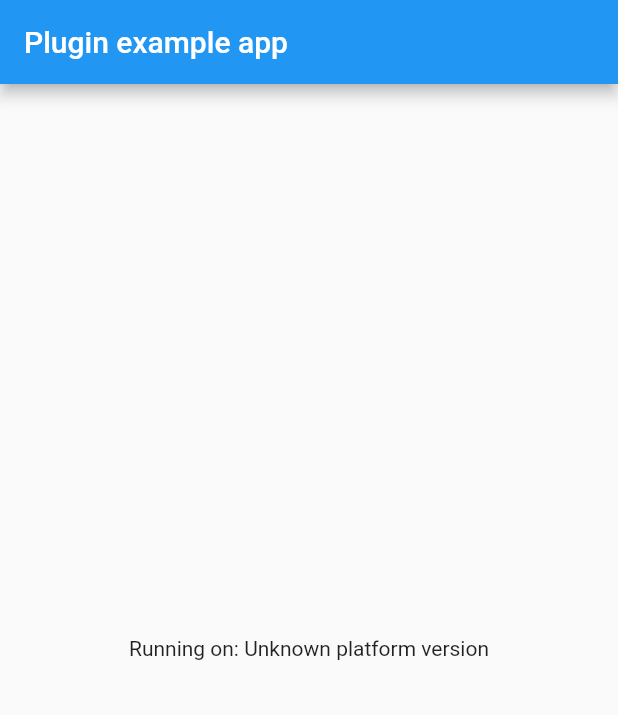
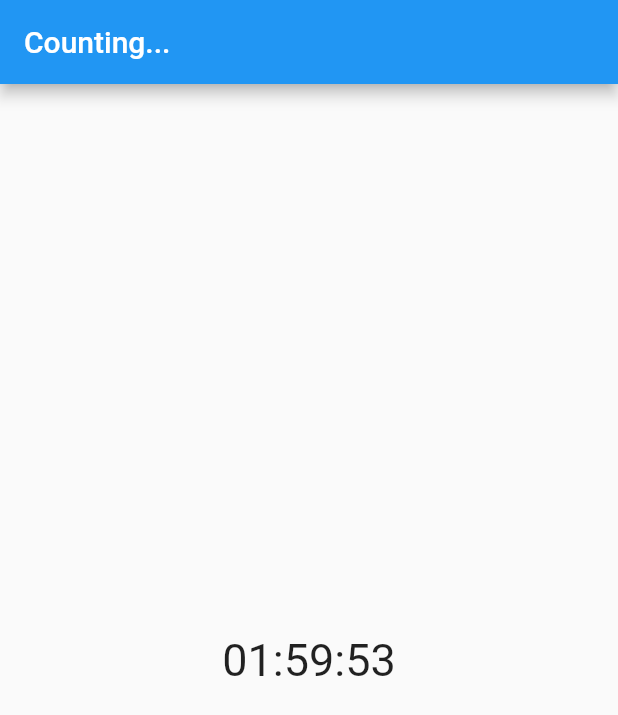
Before and after one commit to congfandi/countdown_flutter_copy, a Flutter app: the screen it shows after launch, on a phone screen of 412 x 824 dp. Shown: the top 715 px of the screen. Run offline on Flutter 3.47's test engine with Material 2 defaults, Android fonts, the phone set to English and light mode, and no system bars.

Commit message:
Update version 2

```diff
--- a/example/lib/main.dart
+++ b/example/lib/main.dart
@@ -1,8 +1,6 @@
+import 'package:countdown_flutter_copy/countdown_flutter_copy.dart';
 import 'package:flutter/material.dart';
-import 'dart:async';
 
-import 'package:flutter/services.dart';
-import 'package:countdown_flutter_copy/countdown_flutter_copy.dart';
 
 void main() {
   runApp(const MyApp());
@@ -12,49 +10,39 @@
   const MyApp({Key? key}) : super(key: key);
 
   @override
-  State<MyApp> createState() => _MyAppState();
+  _MyAppState createState() => _MyAppState();
 }
 
 class _MyAppState extends State<MyApp> {
-  String _platformVersion = 'Unknown';
-
+  final _done = false;
   @override
   void initState() {
     super.initState();
-    initPlatformState();
-  }
-
-  // Platform messages are asynchronous, so we initialize in an async method.
-  Future<void> initPlatformState() async {
-    String platformVersion;
-    // Platform messages may fail, so we use a try/catch PlatformException.
-    // We also handle the message potentially returning null.
-    try {
-      platformVersion =
-          await CountdownFlutterCopy.platformVersion ?? 'Unknown platform version';
-    } on PlatformException {
-      platformVersion = 'Failed to get platform version.';
-    }
-
-    // If the widget was removed from the tree while the asynchronous platform
-    // message was in flight, we want to discard the reply rather than calling
-    // setState to update our non-existent appearance.
-    if (!mounted) return;
-
-    setState(() {
-      _platformVersion = platformVersion;
-    });
   }
 
   @override
   Widget build(BuildContext context) {
     return MaterialApp(
+      debugShowCheckedModeBanner: false,
       home: Scaffold(
         appBar: AppBar(
-          title: const Text('Plugin example app'),
+          title: Text(_done ? 'Finished!' : 'Counting...'),
         ),
-        body: Center(
-          child: Text('Running on: $_platformVersion\n'),
+        body: Column(
+          mainAxisAlignment: MainAxisAlignment.spaceAround,
+          children: <Widget>[
+            Center(
+              child: CountdownFormatted(
+                duration: const Duration(hours: 2),
+                builder: (BuildContext ctx, String remaining) {
+                  return Text(
+                    remaining,
+                    style: const TextStyle(fontSize: 30),
+                  ); // 01:00:00
+                },
+              ),
+            ),
+          ],
         ),
       ),
     );
--- a/lib/countdown_flutter_copy.dart
+++ b/lib/countdown_flutter_copy.dart
@@ -1,13 +1,100 @@
 
 import 'dart:async';
 
-import 'package:flutter/services.dart';
+import 'package:countdown_flutter_copy/utils.dart';
+import 'package:flutter/cupertino.dart';
 
-class CountdownFlutterCopy {
-  static const MethodChannel _channel = MethodChannel('countdown_flutter_copy');
+class CountdownFlutterCopy extends StatefulWidget {
+  const CountdownFlutterCopy({
+    Key? key,
+    required this.duration,
+    required this.builder,
+    this.onFinish,
+    this.interval = const Duration(seconds: 1),
+  }) : super(key: key);
 
-  static Future<String?> get platformVersion async {
-    final String? version = await _channel.invokeMethod('getPlatformVersion');
-    return version;
+  final Duration duration;
+  final Duration interval;
+  final void Function()? onFinish;
+  final Widget Function(BuildContext context, Duration remaining) builder;
+  @override
+  _CountdownState createState() => _CountdownState();
+}
+
+class _CountdownState extends State<CountdownFlutterCopy> {
+  late Timer _timer;
+  late Duration _duration;
+  @override
+  void initState() {
+    _duration = widget.duration;
+    startTimer();
+
+    super.initState();
+  }
+
+  @override
+  void dispose() {
+    _timer.cancel();
+    super.dispose();
+  }
+
+  void startTimer() {
+    _timer = Timer.periodic(widget.interval, timerCallback);
+  }
+
+  void timerCallback(Timer timer) {
+    setState(() {
+      if (_duration.inSeconds == 0) {
+        timer.cancel();
+        if (widget.onFinish != null) widget.onFinish!();
+      } else {
+        _duration = Duration(seconds: _duration.inSeconds - 1);
+      }
+    });
+  }
+
+  @override
+  Widget build(BuildContext context) {
+    return widget.builder(context, _duration);
   }
 }
+
+class CountdownFormatted extends StatelessWidget {
+  const CountdownFormatted({
+    Key? key,
+    required this.duration,
+    required this.builder,
+    this.onFinish,
+    this.interval = const Duration(seconds: 1),
+    this.formatter,
+  }) : super(key: key);
+
+  final Duration duration;
+  final Duration interval;
+  final void Function()? onFinish;
+
+  /// An function to format the remaining time
+  final String Function(Duration)? formatter;
+
+  final Widget Function(BuildContext context, String remaining) builder;
+
+  Function(Duration) _formatter() {
+    if (formatter != null) return formatter!;
+    if (duration.inHours >= 1) return formatByHours;
+    if (duration.inMinutes >= 1) return formatByMinutes;
+
+    return formatBySeconds;
+  }
+
+  @override
+  Widget build(BuildContext context) {
+    return CountdownFlutterCopy(
+      interval: interval,
+      onFinish: onFinish,
+      duration: duration,
+      builder: (BuildContext ctx, Duration remaining) {
+        return builder(ctx, _formatter()(remaining));
+      },
+    );
+  }
+}
--- /dev/null
+++ b/lib/utils.dart
@@ -0,0 +1,16 @@
+String twoDigits(int n) {
+  if (n >= 10) return '$n';
+  return '0$n';
+}
+
+String formatBySeconds(Duration duration) =>
+    twoDigits(duration.inSeconds.remainder(60));
+
+String formatByMinutes(Duration duration) {
+  String twoDigitMinutes = twoDigits(duration.inMinutes.remainder(60));
+  return '$twoDigitMinutes:${formatBySeconds(duration)}';
+}
+
+String formatByHours(Duration duration) {
+  return '${twoDigits(duration.inHours)}:${formatByMinutes(duration)}';
+}
--- a/pubspec.yaml
+++ b/pubspec.yaml
@@ -1,7 +1,7 @@
 name: countdown_flutter_copy
 description: this project was copy from countdown_flutter
 version: 0.0.1
-homepage:
+homepage: https://github.com/congfandi/countdown_flutter_copy
 
 environment:
   sdk: ">=2.12.0 <3.0.0"
```
Also changed, not shown: 1 other file.
